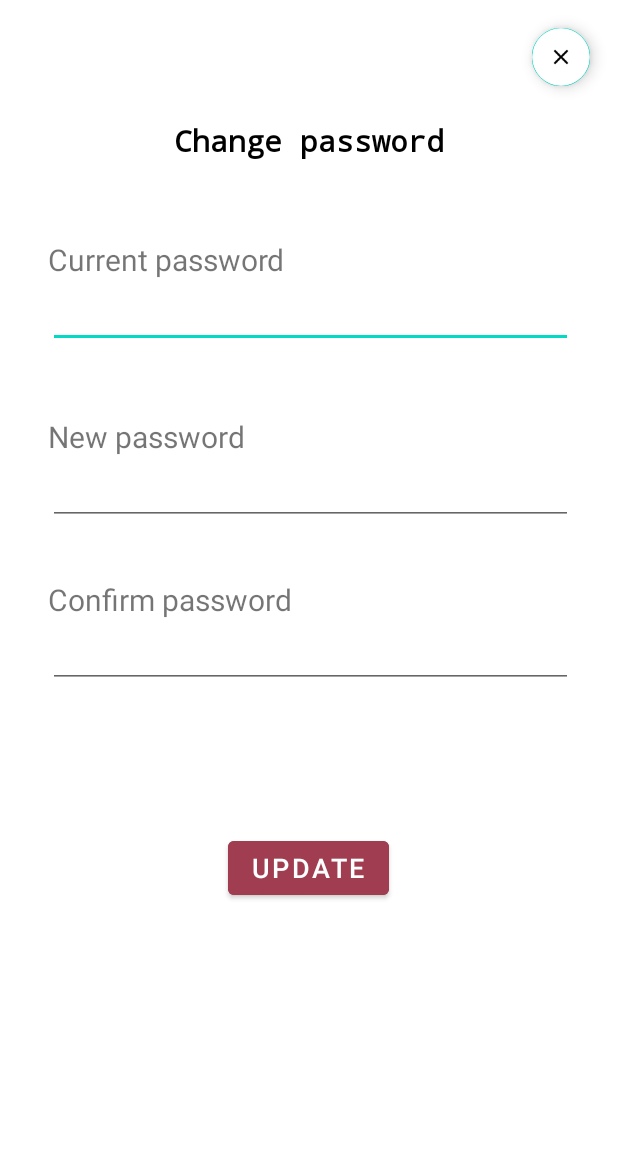
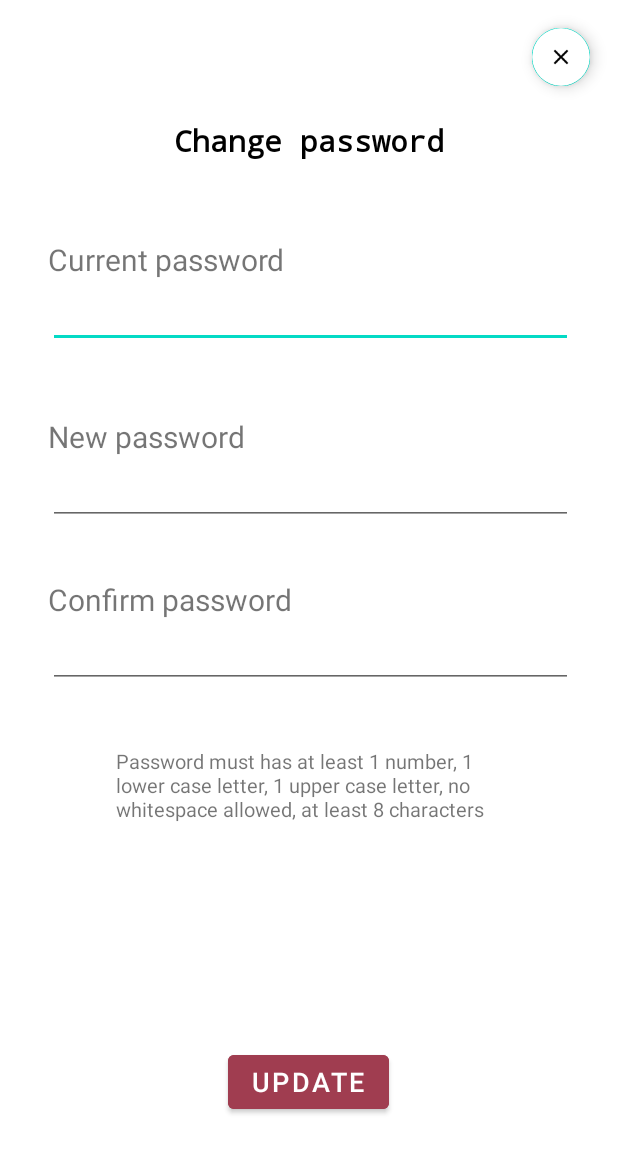
Before and after one commit to trandinhhuy/Android-lab, an Android app: the layout up_changepass.xml on its own in the app's theme, with its tools: preview values and no code run, on a phone screen of 412 x 824 dp. Shown: the top 1153 px of the screen. Run offline under Robolectric (Android 15) with nearby library versions, the phone set to English and light mode, and no system bars; Roboto replaces fonts that are not available here.

Commit message:
change_pass

```diff
--- a/app/src/main/java/com/example/everhope/SHA256.java
+++ b/app/src/main/java/com/example/everhope/SHA256.java
@@ -5,7 +5,7 @@ import java.nio.charset.StandardCharsets;
 import java.security.MessageDigest;
 import java.security.NoSuchAlgorithmException;
 
-class SHA256 {
+public class SHA256 {
     public static byte[] getSHA(String input) throws NoSuchAlgorithmException
     {
         // Static getInstance method is called with hashing SHA
--- a/app/src/main/res/layout/up_changepass.xml
+++ b/app/src/main/res/layout/up_changepass.xml
@@ -54,7 +54,8 @@
         android:layout_height="wrap_content"
         android:layout_marginEnd="30dp"
         android:ems="10"
-        android:inputType="textMultiLine|textCapSentences"
+        android:inputType="textPassword"
+        android:maxLines="1"
         app:layout_constraintEnd_toEndOf="parent"
         app:layout_constraintStart_toStartOf="@id/textView3"
         app:layout_constraintTop_toBottomOf="@+id/textView3" />
@@ -77,7 +78,8 @@
         android:layout_height="wrap_content"
         android:layout_marginEnd="30dp"
         android:ems="10"
-        android:inputType="textMultiLine|textCapSentences"
+        android:inputType="textPassword"
+        android:maxLines="1"
         app:layout_constraintEnd_toEndOf="parent"
         app:layout_constraintStart_toStartOf="@id/textView4"
         app:layout_constraintTop_toBottomOf="@+id/textView4" />
@@ -100,11 +102,27 @@
         android:layout_height="wrap_content"
         android:layout_marginEnd="30dp"
         android:ems="10"
-        android:inputType="textMultiLine|textCapSentences"
+        android:inputType="textPassword"
+        android:maxLines="1"
         app:layout_constraintEnd_toEndOf="parent"
         app:layout_constraintStart_toStartOf="@id/textView5"
         app:layout_constraintTop_toBottomOf="@+id/textView5" />
 
+    <TextView
+        android:id="@+id/textView11"
+        android:layout_width="258dp"
+        android:layout_height="66dp"
+        android:ems="10"
+        android:cursorVisible="false"
+        android:focusable="false"
+        android:focusableInTouchMode="false"
+        android:text="Password must has at least 1 number, 1 lower case letter, 1 upper case letter, no whitespace allowed, at least 8 characters"
+        android:textSize="13dp"
+        app:layout_constraintBottom_toBottomOf="parent"
+        app:layout_constraintEnd_toEndOf="parent"
+        app:layout_constraintStart_toStartOf="parent"
+        app:layout_constraintTop_toBottomOf="@+id/edit_confirmpass"
+        app:layout_constraintVertical_bias="0.131" />
 
     <Button
         android:id="@+id/btn_updatepass"
@@ -119,8 +137,8 @@
         app:layout_constraintEnd_toEndOf="parent"
         app:layout_constraintHorizontal_bias="0.498"
         app:layout_constraintStart_toStartOf="parent"
-        app:layout_constraintTop_toBottomOf="@+id/edit_confirmpass"
-        app:layout_constraintVertical_bias="0.3" />
+        app:layout_constraintTop_toBottomOf="@+id/textView11"
+        app:layout_constraintVertical_bias="0.627" />
 
 
 </androidx.constraintlayout.widget.ConstraintLayout>
--- a/app/src/main/res/layout/up_edit.xml
+++ b/app/src/main/res/layout/up_edit.xml
@@ -78,7 +78,6 @@
             android:ems="10"
             android:focusable="false"
             android:focusableInTouchMode="false"
-            android:inputType="textMultiLine|textCapSentences"
             app:layout_constraintEnd_toEndOf="parent"
             app:layout_constraintStart_toStartOf="@+id/textView4"
             app:layout_constraintTop_toBottomOf="@+id/textView4" />
@@ -102,7 +101,6 @@
             android:ems="10"
             android:focusable="false"
             android:focusableInTouchMode="false"
-            android:inputType="textMultiLine|textCapSentences"
             app:layout_constraintEnd_toEndOf="parent"
             app:layout_constraintStart_toStartOf="@+id/textView10"
             app:layout_constraintTop_toBottomOf="@+id/textView10" />
@@ -144,7 +142,6 @@
             android:layout_height="wrap_content"
             android:layout_marginEnd="30dp"
             android:ems="10"
-            android:inputType="textMultiLine|textCapSentences"
             app:layout_constraintEnd_toEndOf="parent"
             app:layout_constraintStart_toStartOf="@+id/textView9"
             app:layout_constraintTop_toBottomOf="@+id/textView9" />
```
Also changed, not shown: app/src/main/java/com/example/everhope/ui/profile/ProfileFragment.java (+44 -8 lines), app/src/main/java/com/example/everhope/userProfile.java (+38 -6 lines).
